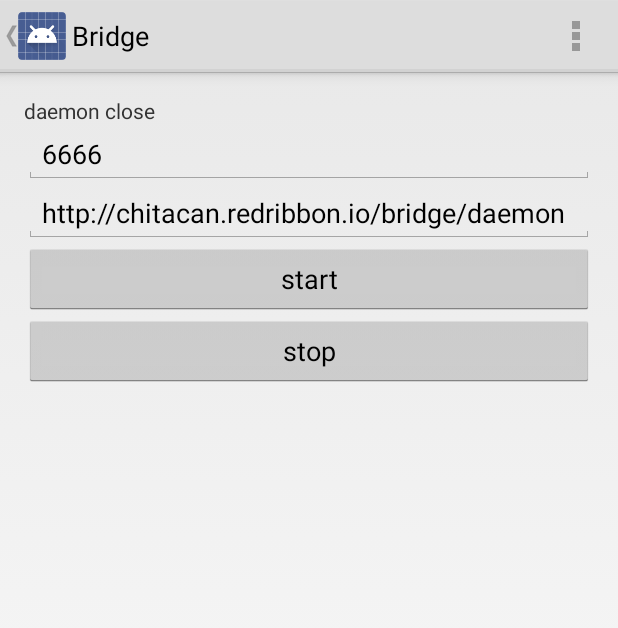
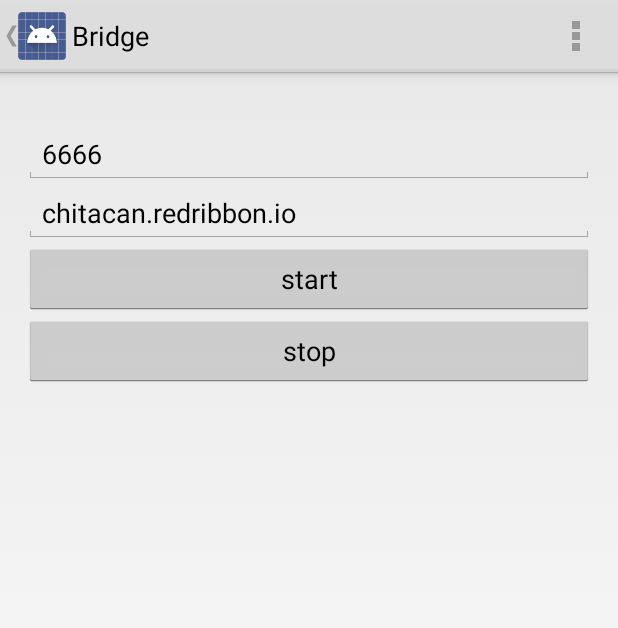
Before and after one commit to chitacan/bridge-app, an Android app: the screen it shows after launch (MainActivity), after a tap on "start", on a phone screen of 412 x 824 dp. Shown: the top 628 px of the screen. Run offline under Robolectric (Android 15) with nearby library versions, the phone set to English and light mode, and no system bars; libraries missing offline, so code that uses them is left out: com.github.nkzawa.emitter, com.github.nkzawa.socketio; network calls fail; 8 statements that could not run were skipped.

Commit message:
[app] resolve full request url from hostname.

```diff
--- a/app/src/main/java/com/chitacan/bridge/PlaceholderFragment.java
+++ b/app/src/main/java/com/chitacan/bridge/PlaceholderFragment.java
@@ -6,6 +6,7 @@ package com.chitacan.bridge;
 
 import android.app.Activity;
 import android.app.Fragment;
+import android.net.Uri;
 import android.os.Build;
 import android.os.Bundle;
 import android.os.Handler;
@@ -47,7 +48,7 @@ public class PlaceholderFragment extends Fragment implements View.OnClickListene
     private TextView mStatus     = null;
 
     private EditText mLocalPortNumber  = null;
-    private EditText mRemoteAddr       = null;
+    private EditText mHost = null;
 
     private Handler mHandler = new Handler() {
 
@@ -85,7 +86,7 @@ public class PlaceholderFragment extends Fragment implements View.OnClickListene
         rootView.findViewById(R.id.btn_start).setOnClickListener(this);
         rootView.findViewById(R.id.btn_stop) .setOnClickListener(this);
         mStatus = (TextView) rootView.findViewById(R.id.section_status);
-        mRemoteAddr = (EditText) rootView.findViewById(R.id.edit_remote_addr);
+        mHost = (EditText) rootView.findViewById(R.id.edit_remote_addr);
         mLocalPortNumber  = (EditText) rootView.findViewById(R.id.edit_local_port);
         return rootView;
     }
@@ -117,16 +118,23 @@ public class PlaceholderFragment extends Fragment implements View.OnClickListene
     }
 
     private void startBridge() {
-        String remoteAddr = mRemoteAddr.getText().toString();
-        String localPort  = mLocalPortNumber .getText().toString();
+        String host      = mHost.getText().toString();
+        String localPort = mLocalPortNumber.getText().toString();
 
-        if (remoteAddr.length() == 0 || localPort.length() == 0) {
-            Toast.makeText(getActivity(), "no remote port number", Toast.LENGTH_LONG).show();
+        if (host.length() == 0 || localPort.length() == 0) {
+            Toast.makeText(getActivity(), "no host name or port number", Toast.LENGTH_LONG).show();
             return;
         }
 
+        Uri.Builder builder = new Uri.Builder();
+        builder
+                .scheme("http")
+                .authority(mHost.getText().toString())
+                .appendPath("bridge")
+                .appendPath("daemon");
+
         if (mServer == null) {
-            mServer = new ServerBridge(remoteAddr);
+            mServer = new ServerBridge(builder.toString());
             mServer.subscribe();
         }
 
@@ -406,7 +414,6 @@ public class PlaceholderFragment extends Fragment implements View.OnClickListene
 
             Message msg = mStatusHandler.obtainMessage();
             msg.what = 0;
-            msg.obj = status;
             mStatusHandler.sendMessage(msg);
         }
     }
--- a/app/src/main/res/layout/fragment_main.xml
+++ b/app/src/main/res/layout/fragment_main.xml
@@ -31,8 +31,8 @@
         android:singleLine="true"
         android:id="@+id/edit_remote_addr"
         android:layout_below="@+id/edit_local_port"
-        android:text="http://chitacan.redribbon.io/bridge/daemon"
-        android:hint="remote address"
+        android:text="chitacan.redribbon.io"
+        android:hint="remote hostname"
         android:layout_alignParentStart="true" />
 
     <Button
```
